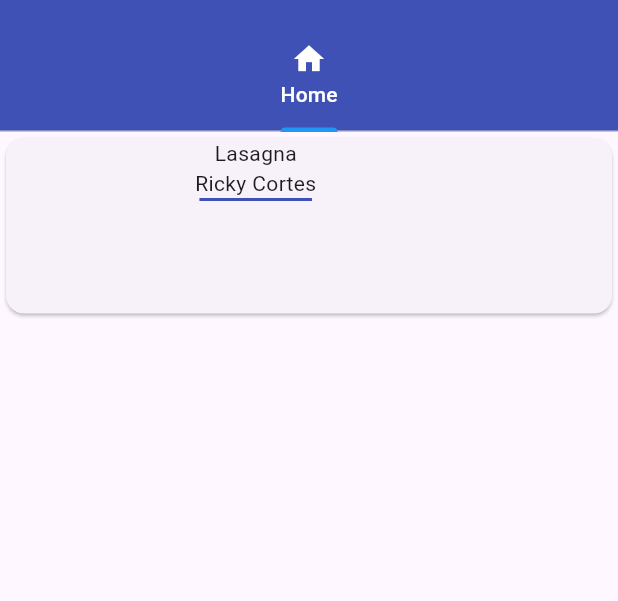
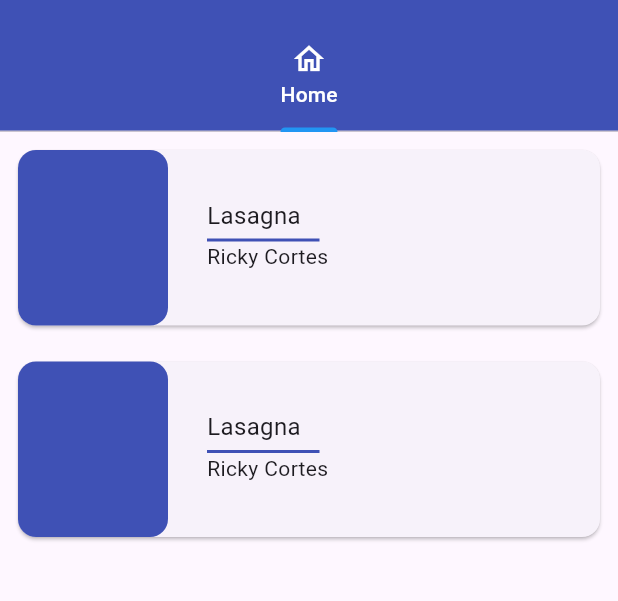
Before and after one commit to RickyBv1/recipe_book_flutter, a Flutter app: the screen it shows after launch, on a phone screen of 412 x 824 dp, the part 63-664 px from its top. Run offline on Flutter 3.47's test engine with Material 3 defaults, Android fonts, the light colour scheme and no system bars.

Commit message:
Update HomeScreen layout and enhance RecipeCard design for improved UI. Change tab icon to outlined version for consistency.

```diff
--- a/lib/main.dart
+++ b/lib/main.dart
@@ -36,7 +36,7 @@ class RecipeBook extends StatelessWidget {
             indicatorColor: Colors.blue,
             labelColor: Colors.white,
             unselectedLabelColor: Colors.blue,
-            tabs: [Tab(icon: Icon(Icons.home), text: 'Home')],
+            tabs: [Tab(icon: Icon(Icons.home_outlined), text: 'Home')],
           ),
         ),
         body: TabBarView(children: [HomeScreen()]),
--- a/lib/screens/home_screen.dart
+++ b/lib/screens/home_screen.dart
@@ -6,26 +6,42 @@ class HomeScreen extends StatelessWidget {
   @override
   Widget build(BuildContext context) {
     return Scaffold(
-      body: SizedBox(
+      body: Column(
+        children: <Widget>[_RecipeCard(context), _RecipeCard(context)],
+      ),
+    );
+  }
+
+  Widget _RecipeCard(BuildContext context) {
+    return Padding(
+      padding: const EdgeInsets.all(8.0),
+      child: SizedBox(
         width: MediaQuery.of(context).size.width,
         height: 125,
         child: Card(
           child: Row(
             children: <Widget>[
-              SizedBox(
+              Container(
                 height: 125,
                 width: 100,
-                child: ClipRRect(
-                  borderRadius: BorderRadius.circular(10),
-                  child: Container(),
+                decoration: BoxDecoration(
+                  borderRadius: BorderRadius.circular(12),
+                  color: Colors.indigo,
                 ),
               ),
               SizedBox(width: 26),
               Column(
+                mainAxisAlignment: MainAxisAlignment.center,
+                crossAxisAlignment: CrossAxisAlignment.start,
                 children: <Widget>[
-                  Text('Lasagna'),
-                  Text('Ricky Cortes'),
+                  Text(
+                    'Lasagna',
+                    style: TextStyle(fontSize: 16, fontFamily: 'Roboto'),
+                  ),
+                  SizedBox(height: 4),
                   Container(height: 2, width: 75, color: Colors.indigo),
+                  Text('Ricky Cortes', style: TextStyle(fontFamily: 'Roboto')),
+                  SizedBox(height: 4),
                 ],
               ),
             ],
```
